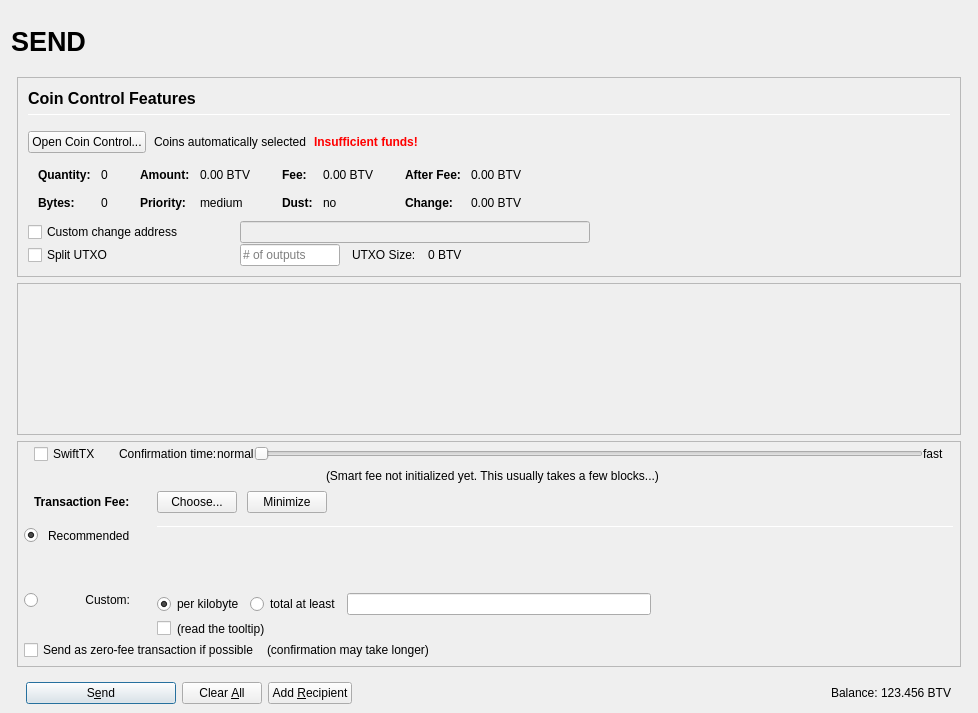
The window that src/qt/forms/sendcoinsdialog.ui (belechedev/BG-GoldMetalCoin) describes before a commit, drawn with Qt 5.
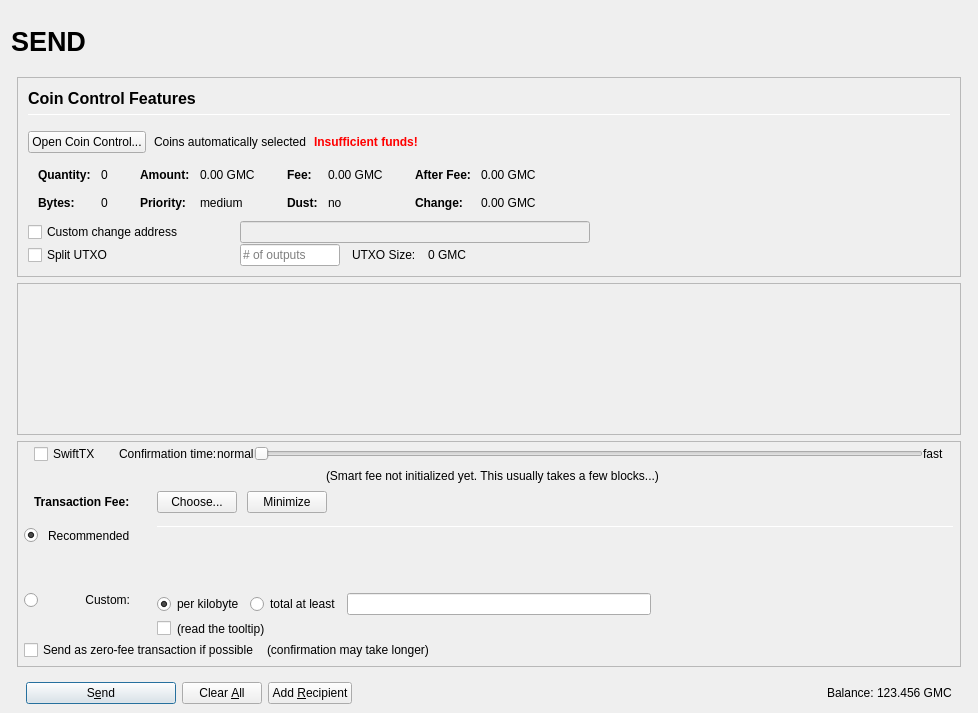
The same window after the commit. Icons and pictures are not drawn. Custom widgets are drawn as their Qt base class.

The edit to the form file:
```diff
--- a/src/qt/forms/sendcoinsdialog.ui
+++ b/src/qt/forms/sendcoinsdialog.ui
@@ -493,7 +493,7 @@
                         <enum>Qt::ActionsContextMenu</enum>
                        </property>
                        <property name="text">
-                        <string notr="true">0.00 BTV</string>
+                        <string notr="true">0.00 GMC</string>
                        </property>
                        <property name="textInteractionFlags">
                         <set>Qt::LinksAccessibleByMouse|Qt::TextSelectableByKeyboard|Qt::TextSelectableByMouse</set>
@@ -573,7 +573,7 @@
                         <enum>Qt::ActionsContextMenu</enum>
                        </property>
                        <property name="text">
-                        <string notr="true">0.00 BTV</string>
+                        <string notr="true">0.00 GMC</string>
                        </property>
                        <property name="textInteractionFlags">
                         <set>Qt::LinksAccessibleByMouse|Qt::TextSelectableByKeyboard|Qt::TextSelectableByMouse</set>
@@ -653,7 +653,7 @@
                         <enum>Qt::ActionsContextMenu</enum>
                        </property>
                        <property name="text">
-                        <string notr="true">0.00 BTV</string>
+                        <string notr="true">0.00 GMC</string>
                        </property>
                        <property name="textInteractionFlags">
                         <set>Qt::LinksAccessibleByMouse|Qt::TextSelectableByKeyboard|Qt::TextSelectableByMouse</set>
@@ -682,7 +682,7 @@
                         <enum>Qt::ActionsContextMenu</enum>
                        </property>
                        <property name="text">
-                        <string notr="true">0.00 BTV</string>
+                        <string notr="true">0.00 GMC</string>
                        </property>
                        <property name="textInteractionFlags">
                         <set>Qt::LinksAccessibleByMouse|Qt::TextSelectableByKeyboard|Qt::TextSelectableByMouse</set>
@@ -849,7 +849,7 @@
                 <item>
                  <widget class="QLabel" name="labelBlockSize">
                   <property name="text">
-                   <string>0 BTV</string>
+                   <string>0 GMC</string>
                   </property>
                  </widget>
                 </item>
@@ -1730,7 +1730,7 @@
                 <cursorShape>IBeamCursor</cursorShape>
                </property>
                <property name="text">
-                <string notr="true">123.456 BTV</string>
+                <string notr="true">123.456 GMC</string>
                </property>
                <property name="textInteractionFlags">
                 <set>Qt::LinksAccessibleByMouse|Qt::TextSelectableByKeyboard|Qt::TextSelectableByMouse</set>
```
Left out of the diff: 18 changed lines with no effect on the pictures.
